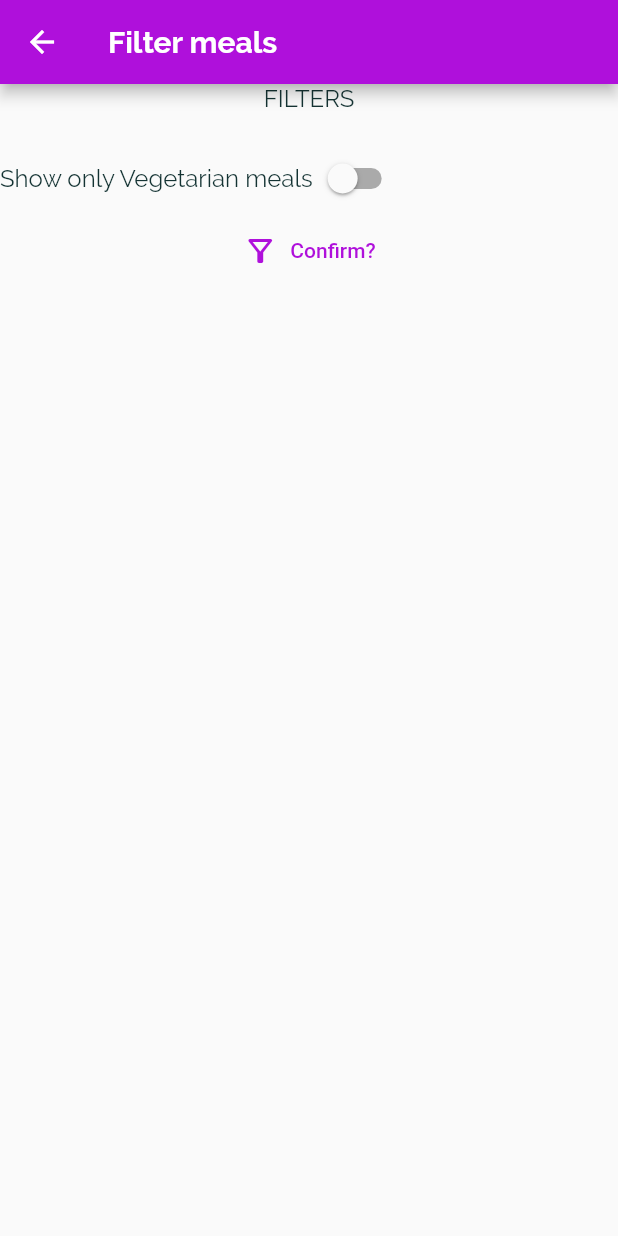
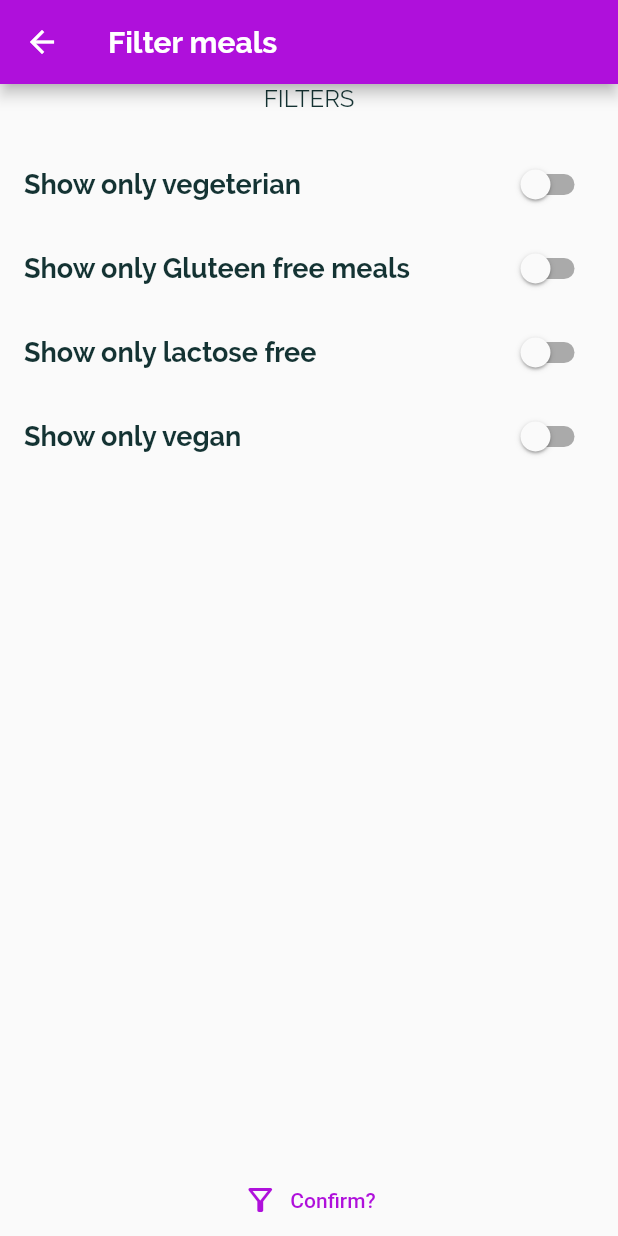
Before and after one commit to burdalgin/Meals_app, a Flutter app: the FiltersScreen screen opened by its route, on a phone screen of 412 x 824 dp. Run offline on Flutter 3.47's test engine with Material 2 defaults, Android fonts, the phone set to English and light mode, and no system bars.

Commit message:
Filters logic done

```diff
--- a/project/lib/main.dart
+++ b/project/lib/main.dart
@@ -1,15 +1,52 @@
 import 'package:flutter/material.dart';
-import 'screens/categories_screen.dart';
+import 'package:project/models/meal.dart';
+
 import 'screens/meals_of_catergory_screen.dart';
 import 'screens/meal_desctription_screen.dart';
 import 'screens/page_not_found_screen.dart';
-import './screens/tabs_screen.dart';
+
 import './screens/tabs_screen_bottom.dart';
 import './screens/filters-screen.dart';
+import './data/dummy_data.dart';
 
 void main() => runApp(MyApp());
 
-class MyApp extends StatelessWidget {
+class MyApp extends StatefulWidget {
+  @override
+  State<MyApp> createState() => _MyAppState();
+}
+
+class _MyAppState extends State<MyApp> {
+  Map<String, bool> _filters = {
+    'gluten': false,
+    'lactose': false,
+    'vegan': false,
+    'vegeterian': false,
+  };
+
+  List<Meal> _filteredMeals = dummyMeals;
+
+  void _setFilters(Map<String, bool> filterData) {
+    setState(() {
+      _filters = filterData;
+      _filteredMeals = dummyMeals.where((element) {
+        if (_filters['gluten'] == true && !element.isGlutenFree) {
+          return false;
+        }
+        if (_filters['lactose'] == true && !element.isLactoseFree) {
+          return false;
+        }
+        if (_filters['vegan'] == true && !element.isVegan) {
+          return false;
+        }
+        if (_filters['vegeterian'] == true && !element.isVegetarian) {
+          return false;
+        }
+        return true;
+      }).toList();
+    });
+  }
+
   @override
   Widget build(BuildContext context) {
     return MaterialApp(
@@ -59,9 +96,10 @@ class MyApp extends StatelessWidget {
       routes: {
         '/': (ctx) => TabsScreenBottom(), //устанавливаем домашнюю страницу
         //это MAP поэтому в {}
-        MealsOfCategoryScreen.routeName: (ctx) => MealsOfCategoryScreen(),
+        MealsOfCategoryScreen.routeName: (ctx) =>
+            MealsOfCategoryScreen(_filteredMeals),
         MealDescriptionScreen.routeName: (ctx) => MealDescriptionScreen(),
-        FiltersScreen.routeName: (ctx) => FiltersScreen(),
+        FiltersScreen.routeName: (ctx) => FiltersScreen(_setFilters),
       },
       /*onGenerateRoute: (settings) {
         //позволяет не регистрировать в Main(routes)
--- a/project/lib/screens/filters-screen.dart
+++ b/project/lib/screens/filters-screen.dart
@@ -2,15 +2,30 @@ import 'package:flutter/material.dart';
 
 class FiltersScreen extends StatefulWidget {
   static const routeName = '/filters-screen';
+  final Function setFilter;
+
+  FiltersScreen(this.setFilter);
 
   @override
   State<FiltersScreen> createState() => _FiltersScreenState();
 }
 
-bool _filterVegeterian =
+class _FiltersScreenState extends State<FiltersScreen> {
+  bool _isVegeterian =
       false; //для switch не нужно обьявлять переменную в Build если нужна возможность переключать
+  bool _isGlutenFree = false;
+  bool _isVegan = false;
+  bool _isLactoseFree = false;
 
-class _FiltersScreenState extends State<FiltersScreen> {
+  Widget _buildSwitchListTile(
+      String title, bool currentValue, Function(bool) updateValue) {
+    return SwitchListTile(
+      title: Text(title),
+      value: currentValue,
+      onChanged: updateValue,
+    );
+  }
+
   @override
   Widget build(BuildContext context) {
     return Scaffold(
@@ -19,27 +34,53 @@ class _FiltersScreenState extends State<FiltersScreen> {
       ),
       body: Column(
         children: <Widget>[
-          Center(
+          Container(
+            child: Center(
               child: Text('FILTERS'),
+            ),
           ),
           SizedBox(
             height: 20,
           ),
-          Row(
+          Expanded(
+            child: ListView(
               children: <Widget>[
-              Text('Show only Vegetarian meals'),
-              Switch(
-                  value: _filterVegeterian,
-                  onChanged: (value) {
+                _buildSwitchListTile('Show only vegeterian', _isVegeterian,
+                    (newValue) {
                   setState(() {
-                      _filterVegeterian = value;
+                    _isVegeterian = newValue;
+                  });
+                }),
+                _buildSwitchListTile(
+                    'Show only Gluteen free meals', _isGlutenFree, (newValue) {
+                  setState(() {
+                    _isGlutenFree = newValue;
+                  });
+                }),
+                _buildSwitchListTile('Show only lactose free', _isLactoseFree,
+                    (newValue) {
+                  setState(() {
+                    _isLactoseFree = newValue;
+                  });
+                }),
+                _buildSwitchListTile('Show only vegan', _isVegan, (newValue) {
+                  setState(() {
+                    _isVegan = newValue;
                   });
                 }),
               ],
             ),
+          ),
           TextButton.icon(
             onPressed: () {
-              Navigator.of(context).pop(_filterVegeterian);
+              final selectedFilters = {
+                'gluten': _isGlutenFree,
+                'lactose': _isLactoseFree,
+                'vegan': _isVegan,
+                'vegeterian': _isVegeterian,
+              };
+
+              widget.setFilter(selectedFilters);
             },
             icon: Icon(Icons.filter_alt_outlined),
             label: Text('Confirm?'),
```
Also changed, not shown: project/lib/screens/meals_of_catergory_screen.dart (+6 -12 lines). Lines whose indentation alone changed are shown as unchanged.
